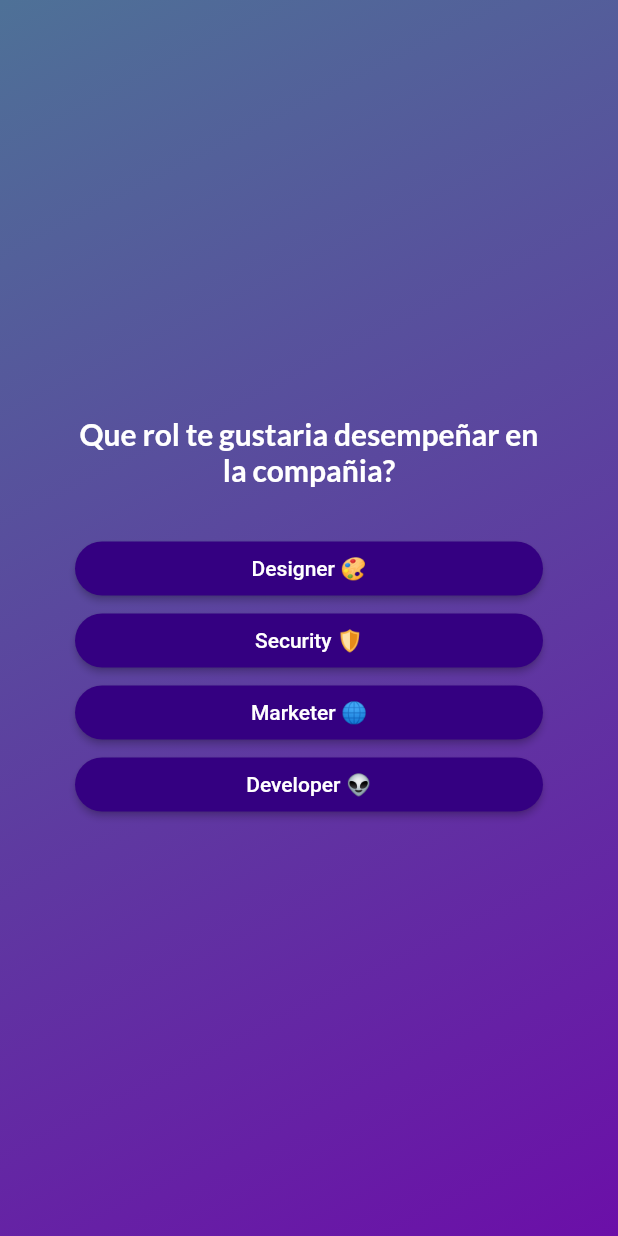
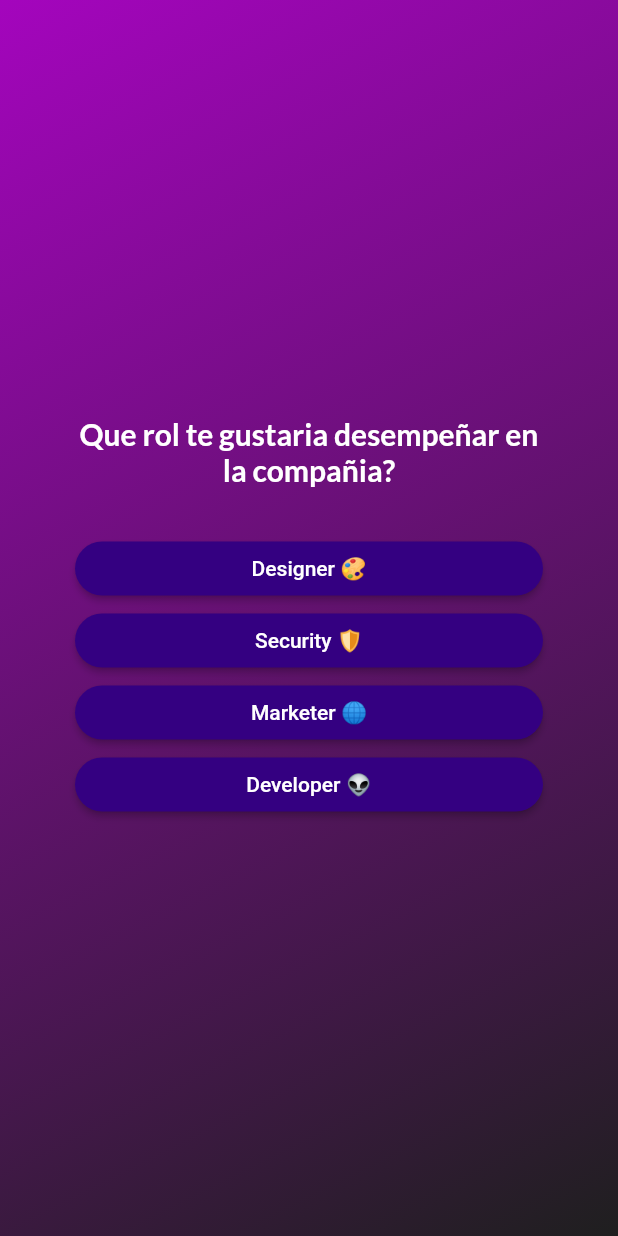
Before and after one commit to bastndev/Flutter_Quiz-App, a Flutter app: the screen it shows after launch, after a tap on "Start Quiz", on a phone screen of 412 x 824 dp. Run offline on Flutter 3.47's test engine with Material 2 defaults, Android fonts, the phone set to English and light mode, and no system bars; our stand-ins replace google_fonts.

Commit message:
:alien: Quiz APP `v7.0.9` 2023

```diff
--- a/lib/answer_button.dart
+++ b/lib/answer_button.dart
@@ -15,12 +15,19 @@ class AnswerButton extends StatelessWidget {
     return ElevatedButton(
       onPressed: onTap,
       style: ElevatedButton.styleFrom(
+          padding: const EdgeInsets.symmetric(
+            vertical: 10,
+            horizontal: 10,
+          ),
           backgroundColor: const Color.fromARGB(255, 52, 0, 129),
           foregroundColor: Colors.white,
           shape: RoundedRectangleBorder(
             borderRadius: BorderRadius.circular(40),
           )),
-      child: Text(answerText, textAlign: TextAlign.center,),
+      child: Text(
+        answerText,
+        textAlign: TextAlign.center,
+      ),
     );
   }
 }
--- a/lib/main.dart
+++ b/lib/main.dart
@@ -4,6 +4,10 @@ import 'package:flutter/material.dart';
 
 void main() => runApp(const Quiz());
 
+// void main(){
+//   var quizState = _QuizState();
+//   runApp(const Quiz());
+// }
 // class MyApp extends StatelessWidget {
 //   const MyApp({super.key});
 
--- a/lib/models/quiz_question.dart
+++ b/lib/models/quiz_question.dart
@@ -4,7 +4,7 @@ class QuizQuestion {
   final String text;
   final List<String> answers;
 
-  List<String> getShuffledAnswers(){
+  List<String> get shuffledAnswers{
     final shuffledList = List.of(answers);
     shuffledList.shuffle();
     return shuffledList;
--- a/lib/questions_screen.dart
+++ b/lib/questions_screen.dart
@@ -45,7 +45,7 @@ class _QuestionsScreenState extends State<QuestionsScreen> {
               textAlign: TextAlign.center,
             ),
             const SizedBox(height: 30),
-            ...currentQuestion.getShuffledAnswers().map((answer) {
+            ...currentQuestion.shuffledAnswers.map((answer) {
               return AnswerButton(
                 answerText: answer,
                 onTap: () {
--- a/lib/quiz.dart
+++ b/lib/quiz.dart
@@ -27,12 +27,18 @@ class _QuizState extends State<Quiz> {
   void chooseAnswer(String answer) {
     selectedAnswers.add(answer);
 
-    if (selectedAnswers.length == questions.length){
+    if (selectedAnswers.length == questions.length) {
       setState(() {
-        // selectedAnswers = [];
         activeScreen = 'results-screen';
       });
     }
+  }
+
+  void restartQuiz() {
+    setState(() {
+      selectedAnswers = [];
+      activeScreen = 'question_screen';
+    });
   }
 
   @override
@@ -45,8 +51,11 @@ class _QuizState extends State<Quiz> {
       );
     }
 
-    if (activeScreen == 'results-screen'){
-      screenWidget =  ResultsScreen(chosenAnswers: selectedAnswers,);
+    if (activeScreen == 'results-screen') {
+      screenWidget = ResultsScreen(
+        chosenAnswers: selectedAnswers,
+        onRestart:restartQuiz,
+      );
     }
 
     return MaterialApp(
@@ -56,8 +65,8 @@ class _QuizState extends State<Quiz> {
           decoration: const BoxDecoration(
             gradient: LinearGradient(
               colors: [
-                Color.fromARGB(255, 78, 113, 151),
-                Color.fromARGB(255, 107, 15, 168),
+                Color.fromARGB(255, 164, 5, 189),
+                Color.fromARGB(255, 31, 31, 31),
               ],
               begin: Alignment.topLeft,
               end: Alignment.bottomRight,
```
Also changed, not shown: lib/questions_summary.dart (+35 -6 lines), lib/results_screen.dart (+43 -10 lines).
